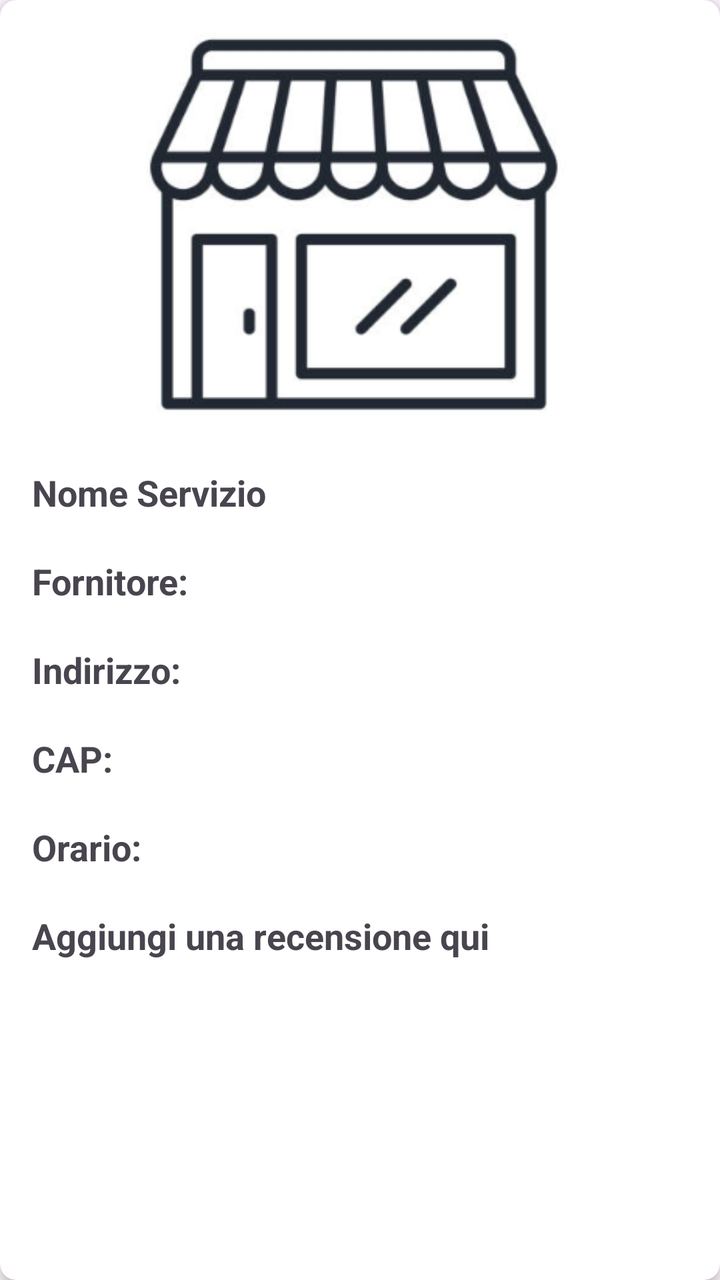
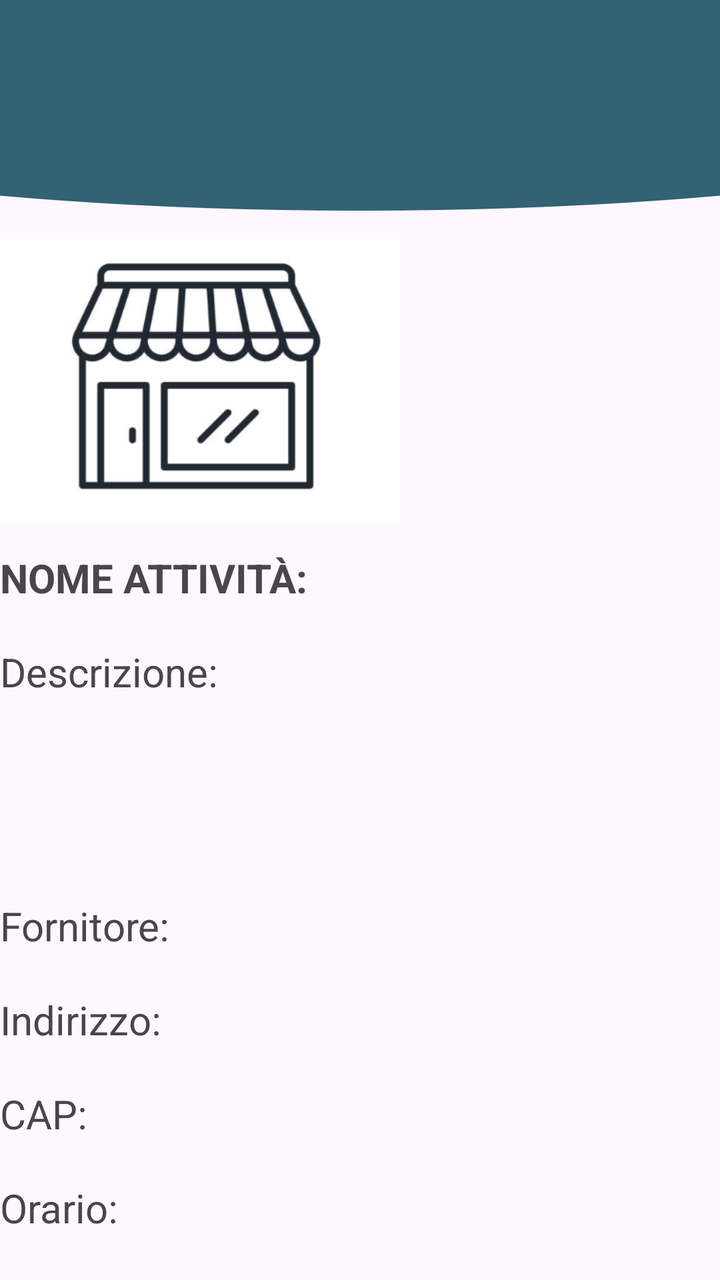

Before-and-after screenshots of an Android layout around one commit, followed by the original layout XML and the change that was made.
<!-- AndroidManifest.xml: application theme Theme.AppPet -->
<!-- res/layout/activity_profilo_servizio.xml -->
<?xml version="1.0" encoding="utf-8"?>
<androidx.cardview.widget.CardView xmlns:android="http://schemas.android.com/apk/res/android"
    android:layout_width="match_parent"
    android:layout_height="wrap_content"
    xmlns:app="http://schemas.android.com/apk/res-auto"
    android:layout_margin="8dp"
    app:cardCornerRadius="8dp"
    app:cardElevation="4dp"
    >



    <LinearLayout
        android:layout_width="match_parent"
        android:layout_height="wrap_content"
        android:orientation="vertical"
        android:padding="16dp">


        <ImageView
            android:id="@+id/imgService"
            android:layout_width="match_parent"
            android:layout_height="200dp"
            android:scaleType="centerCrop"
            android:src="@drawable/img_service"
            android:layout_marginBottom="10dp"

            />



        <TextView
            android:id="@+id/txtTitle"
            android:layout_width="match_parent"
            android:layout_height="wrap_content"
            android:text="Nome Servizio"
            android:textSize="18dp"
            android:textStyle="bold"
            android:layout_marginTop="8dp"
            android:layout_marginBottom="20dp"/>


        <TextView
            android:id="@+id/FornitProfAtt"
            android:layout_width="match_parent"
            android:layout_height="wrap_content"
            android:layout_marginBottom="20dp"
            android:textStyle="bold"
            android:text="Fornitore:"
            android:textSize="18dp" />

        <TextView
            android:id="@+id/IndirizzoProfAtt"
            android:layout_width="match_parent"
            android:layout_height="wrap_content"
            android:layout_marginBottom="20dp"
            android:text="Indirizzo:"
            android:textSize="18dp"
            android:textStyle="bold"/>


        <TextView
            android:id="@+id/Cap"
            android:layout_width="match_parent"
            android:layout_height="wrap_content"
            android:layout_marginBottom="20dp"
            android:text="CAP:"
            android:textSize="18dp"
            android:textStyle="bold"/>

        <TextView
            android:id="@+id/OrarioProfAtt"
            android:layout_width="match_parent"
            android:layout_height="wrap_content"
            android:layout_marginBottom="20dp"
            android:text="Orario:"
            android:textSize="18dp"
            android:textStyle="bold"
            />


        <TextView
            android:id="@+id/Recensione"
            android:layout_width="match_parent"
            android:layout_height="wrap_content"
            android:layout_marginBottom="20dp"
            android:text="Aggiungi una recensione qui"
            android:textSize="18dp"
            android:textStyle="bold"
            />

    </LinearLayout>
</androidx.cardview.widget.CardView>
<!-- resources referenced by this layout -->
<resources>
  <!-- drawable img_service: png bitmap (drawable, 42403 bytes) -->
  <style name="Theme.AppPet" parent="Base.Theme.AppPet" />
  <style name="Base.Theme.AppPet" parent="Theme.Material3.DayNight.NoActionBar">
          
          
      </style>
</resources>

<!-- the commit's change to res/layout/activity_profilo_servizio.xml (unified diff, before → after) -->
@@ -1,93 +1,90 @@
 <?xml version="1.0" encoding="utf-8"?>
-<androidx.cardview.widget.CardView xmlns:android="http://schemas.android.com/apk/res/android"
+<LinearLayout xmlns:android="http://schemas.android.com/apk/res/android"
     android:layout_width="match_parent"
-    android:layout_height="wrap_content"
-    xmlns:app="http://schemas.android.com/apk/res-auto"
-    android:layout_margin="8dp"
-    app:cardCornerRadius="8dp"
-    app:cardElevation="4dp"
-    >
+    android:layout_height="match_parent"
+    android:layout_centerHorizontal="true"
+    android:orientation="vertical" >
+
+    <ImageView
+        android:id="@+id/Pippo"
+        android:layout_width="800dp"
+        android:layout_height="140dp"
+        android:layout_gravity="center"
+        android:layout_marginTop="-35dp"
+        android:src="@drawable/cricle_1" />
+
+    <ImageView
+        android:layout_width="200dp"
+        android:layout_height="150dp"
+        android:layout_marginTop="10dp"
+        android:layout_marginBottom="10dp"
+        android:src="@drawable/img_service"
+        />
+    
+    <TextView
+        android:id="@+id/NomeProfAtt"
+        android:layout_width="match_parent"
+        android:layout_height="wrap_content"
+        android:layout_marginBottom="20dp"
+        android:text="Nome Attività:"
+        android:textAllCaps="true"
+        android:textSize="20dp"
+        android:textStyle="bold" />
+
+    <TextView
+        android:id="@+id/DescrProfAtt"
+        android:layout_width="match_parent"
+        android:layout_height="wrap_content"
+        android:layout_marginBottom="100dp"
+        android:text="Descrizione:"
+        android:textSize="20dp" />
+
+    <TextView
+        android:id="@+id/FornitProfAtt"
+        android:layout_width="match_parent"
+        android:layout_height="wrap_content"
+        android:layout_marginBottom="20dp"
+        android:text="Fornitore:"
+        android:textSize="20dp" />
+
+    <TextView
+        android:id="@+id/IndirizzoProfAtt"
+        android:layout_width="match_parent"
+        android:layout_height="wrap_content"
+        android:layout_marginBottom="20dp"
+        android:text="Indirizzo:"
+        android:textSize="20dp" />
 
 
-
-    <LinearLayout
+    <TextView
+        android:id="@+id/Cap"
         android:layout_width="match_parent"
         android:layout_height="wrap_content"
-        android:orientation="vertical"
-        android:padding="16dp">
+        android:layout_marginBottom="20dp"
+        android:text="CAP:"
+        android:textSize="20dp" />
+
+    <TextView
+        android:id="@+id/OrarioProfAtt"
+        android:layout_width="match_parent"
+        android:layout_height="wrap_content"
+        android:layout_marginBottom="20dp"
+        android:text="Orario:"
+        android:textSize="20dp" />
 
 
-        <ImageView
-            android:id="@+id/imgService"
-            android:layout_width="match_parent"
-            android:layout_height="200dp"
-            android:scaleType="centerCrop"
-            android:src="@drawable/img_service"
-            android:layout_marginBottom="10dp"
-
-            />
+    <TextView
+        android:id="@+id/Recensione"
+        android:layout_width="match_parent"
+        android:layout_height="wrap_content"
+        android:layout_marginBottom="20dp"
+        android:text="Aggiungi una recensione qui"
+        android:textSize="20dp" />
 
 
+    <Button
+        android:layout_width="wrap_content"
+        android:layout_height="wrap_content"
+        android:text="Aggiungi 🛎️" />
 
-        <TextView
-            android:id="@+id/txtTitle"
-            android:layout_width="match_parent"
-            android:layout_height="wrap_content"
-            android:text="Nome Servizio"
-            android:textSize="18dp"
-            android:textStyle="bold"
-            android:layout_marginTop="8dp"
-            android:layout_marginBottom="20dp"/>
-
-
-        <TextView
-            android:id="@+id/FornitProfAtt"
-            android:layout_width="match_parent"
-            android:layout_height="wrap_content"
-            android:layout_marginBottom="20dp"
-            android:textStyle="bold"
-            android:text="Fornitore:"
-            android:textSize="18dp" />
-
-        <TextView
-            android:id="@+id/IndirizzoProfAtt"
-            android:layout_width="match_parent"
-            android:layout_height="wrap_content"
-            android:layout_marginBottom="20dp"
-            android:text="Indirizzo:"
-            android:textSize="18dp"
-            android:textStyle="bold"/>
-
-
-        <TextView
-            android:id="@+id/Cap"
-            android:layout_width="match_parent"
-            android:layout_height="wrap_content"
-            android:layout_marginBottom="20dp"
-            android:text="CAP:"
-            android:textSize="18dp"
-            android:textStyle="bold"/>
-
-        <TextView
-            android:id="@+id/OrarioProfAtt"
-            android:layout_width="match_parent"
-            android:layout_height="wrap_content"
-            android:layout_marginBottom="20dp"
-            android:text="Orario:"
-            android:textSize="18dp"
-            android:textStyle="bold"
-            />
-
-
-        <TextView
-            android:id="@+id/Recensione"
-            android:layout_width="match_parent"
-            android:layout_height="wrap_content"
-            android:layout_marginBottom="20dp"
-            android:text="Aggiungi una recensione qui"
-            android:textSize="18dp"
-            android:textStyle="bold"
-            />
-
-    </LinearLayout>
-</androidx.cardview.widget.CardView>
+</LinearLayout>
<!-- resource entries referenced after the edit -->
@@ -1,7 +1,17 @@
 <!-- resources referenced by this layout -->
 <resources>
+  <!-- drawable cricle_1 (drawable) -->
+  <?xml version="1.0" encoding="utf-8"?>
+  <shape xmlns:android="http://schemas.android.com/apk/res/android"
+      android:shape="oval">
+  
+      <solid
+          android:color="@color/Blu_base"/>
+  
+  </shape>
   <!-- drawable img_service: png bitmap (drawable, 42403 bytes) -->
   <style name="Theme.AppPet" parent="Base.Theme.AppPet" />
+  <color name="Blu_base">#326273</color>
   <style name="Base.Theme.AppPet" parent="Theme.Material3.DayNight.NoActionBar">
           
           
